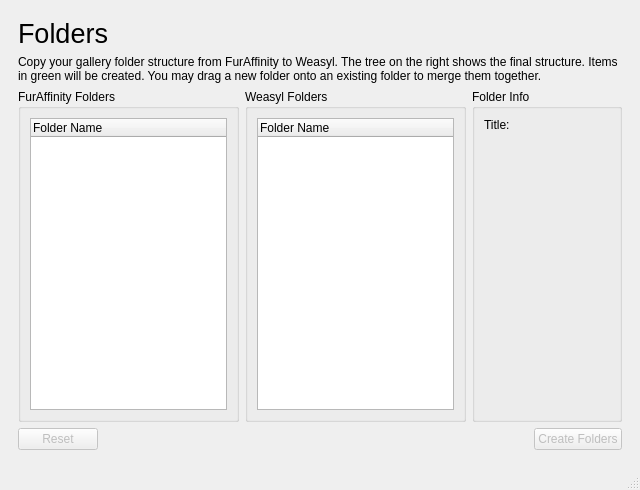
Above: forms/form.ui from waweber/fa2wzl before the change. Below: the same form after it.
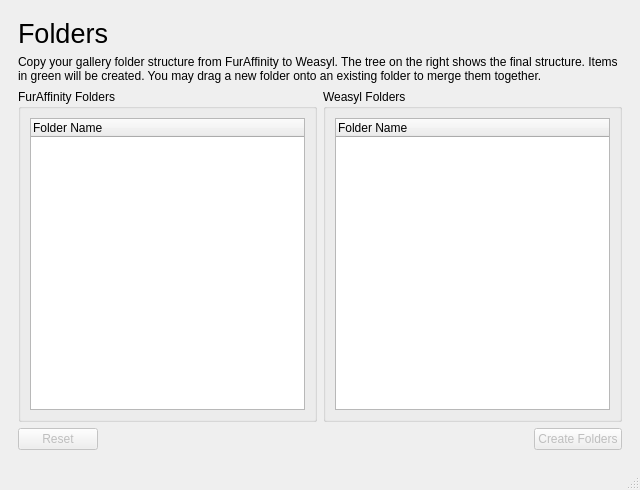
That is the form after the change. The open tabs and pages were chosen to show the change. Custom widgets are drawn as their Qt base class.

Commit message: Start reworking GUI.

```diff
--- a/forms/form.ui
+++ b/forms/form.ui
@@ -276,35 +276,6 @@
             </layout>
            </widget>
           </item>
-          <item>
-           <widget class="QGroupBox" name="groupBox_14">
-            <property name="minimumSize">
-             <size>
-              <width>150</width>
-              <height>0</height>
-             </size>
-            </property>
-            <property name="title">
-             <string>Folder Info</string>
-            </property>
-            <layout class="QFormLayout" name="formLayout_7">
-             <item row="0" column="0">
-              <widget class="QLabel" name="label_22">
-               <property name="text">
-                <string>Title:</string>
-               </property>
-              </widget>
-             </item>
-             <item row="0" column="1">
-              <widget class="QLabel" name="folderTitle">
-               <property name="text">
-                <string/>
-               </property>
-              </widget>
-             </item>
-            </layout>
-           </widget>
-          </item>
          </layout>
         </item>
         <item>
```
Left out of the diff: 6 changed lines with no effect on the pictures. The commit also changes 3 other files.
